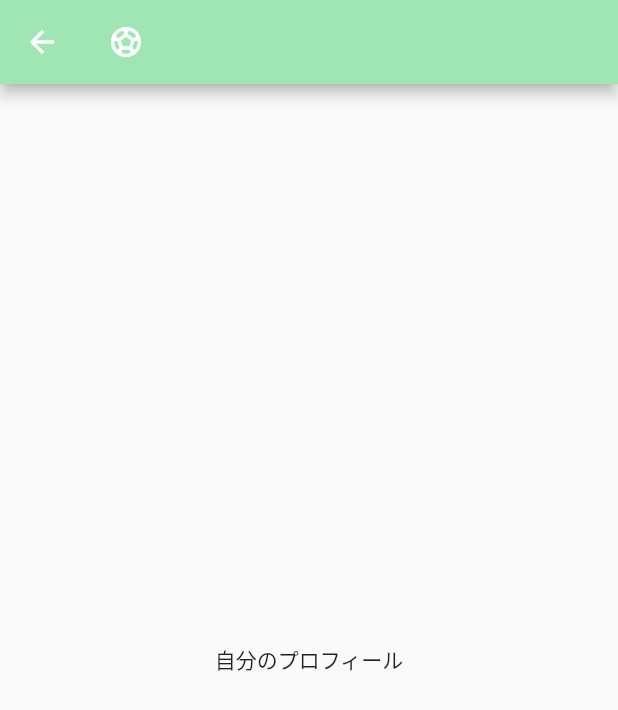
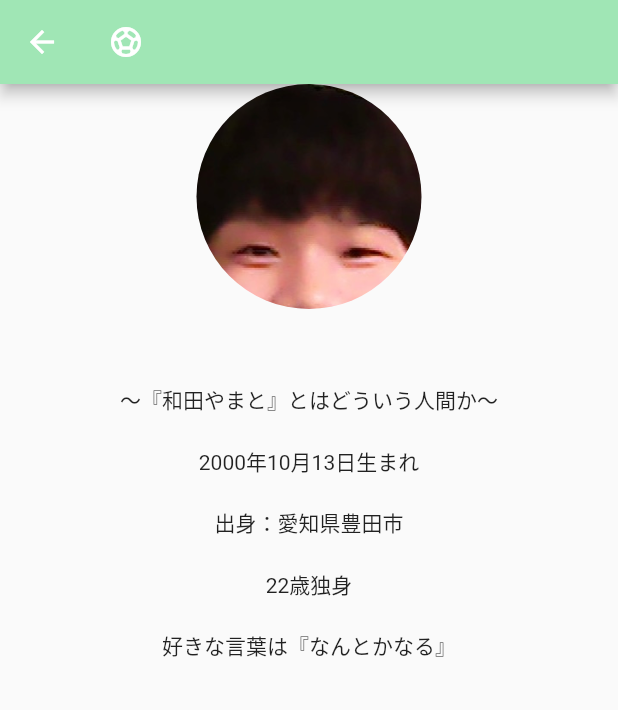
Before and after one commit to wadawada777/tomato_works, a Flutter app: the ProfilePage screen opened directly, on a phone screen of 412 x 824 dp. Shown: the top 710 px of the screen. Run offline on Flutter 3.47's test engine with Material 2 defaults, Android fonts, the phone set to English and light mode, and no system bars; our stand-ins replace google_fonts.

Commit message:
ページ改善

```diff
--- a/lib/main.dart
+++ b/lib/main.dart
@@ -95,7 +95,7 @@ class _MyHomePageState extends State<MyHomePage> {
                   height: 20,
                 ),
                 OutlinedButton(
-                  child: const Text('My Page'),
+                  child: const Text('tap👆'),
                   style: OutlinedButton.styleFrom(
                     foregroundColor: Colors.black,
                     shape: const StadiumBorder(),
@@ -124,7 +124,7 @@ class _MyHomePageState extends State<MyHomePage> {
                   height: 20,
                 ),
                 OutlinedButton(
-                  child: const Text('Web Site'),
+                  child: const Text('tap👆'),
                   style: OutlinedButton.styleFrom(
                     foregroundColor: Colors.black,
                     shape: const StadiumBorder(),
@@ -153,7 +153,7 @@ class _MyHomePageState extends State<MyHomePage> {
                   height: 20,
                 ),
                 OutlinedButton(
-                  child: const Text('My Hobby page'),
+                  child: const Text('tap👆'),
                   style: OutlinedButton.styleFrom(
                     foregroundColor: Colors.black,
                     shape: const StadiumBorder(),
--- a/lib/profile_page.dart
+++ b/lib/profile_page.dart
@@ -13,7 +13,60 @@ class ProfilePage extends StatelessWidget {
         title: const Icon(Icons.sports_soccer),
       ),
       body: Center(
-        child: Text("自分のプロフィール"),
+        child: Column(
+          children: [
+            // Container(
+            //   decoration: const BoxDecoration(
+            //     shape: BoxShape.circle,
+            //     // image: DecorationImage(
+            //     //   alignment: Alignment.topCenter,
+            //     //   fit: BoxFit.cover,
+            //     //   image: AssetImage('images/shukatu.JPG'),
+            //     // ),
+            //   ),
+            //   width: 200,
+            //   child: Image.asset('images/shukatu.JPG'),
+            // ),
+            // Image.asset('images/shukatu.JPG'),
+            Container(
+              width: 200,
+              height: 150,
+              decoration: const BoxDecoration(
+                shape: BoxShape.circle,
+                image: DecorationImage(
+                  alignment: Alignment.topCenter,
+                  fit: BoxFit.cover,
+                  image: AssetImage('images/IMG_2653.jpg'),
+                ),
+              ),
+            ),
+            // ignore: prefer_const_constructors
+            SizedBox(
+              height: 50,
+            ),
+            const Text("〜『和田やまと』とはどういう人間か〜"),
+            // ignore: prefer_const_constructors
+            SizedBox(
+              height: 20,
+            ),
+            const Text("2000年10月13日生まれ"),
+            // ignore: prefer_const_constructors
+            SizedBox(
+              height: 20,
+            ),
+            const Text("出身：愛知県豊田市"),
+            // ignore: prefer_const_constructors
+            SizedBox(
+              height: 20,
+            ),
+            const Text("22歳独身"),
+            // ignore: prefer_const_constructors
+            SizedBox(
+              height: 20,
+            ),
+            const Text("好きな言葉は『なんとかなる』"),
+          ],
+        ),
       ),
     );
     return scaffold;
```
Also changed, not shown: images/IMG_2653.jpg (added).
